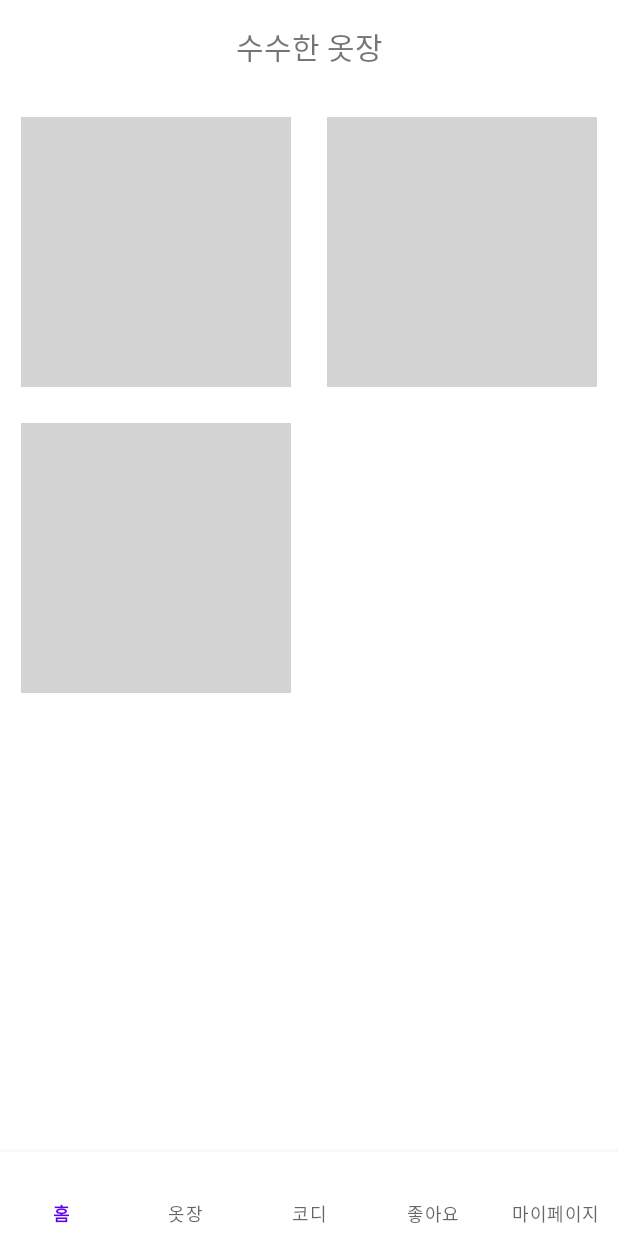
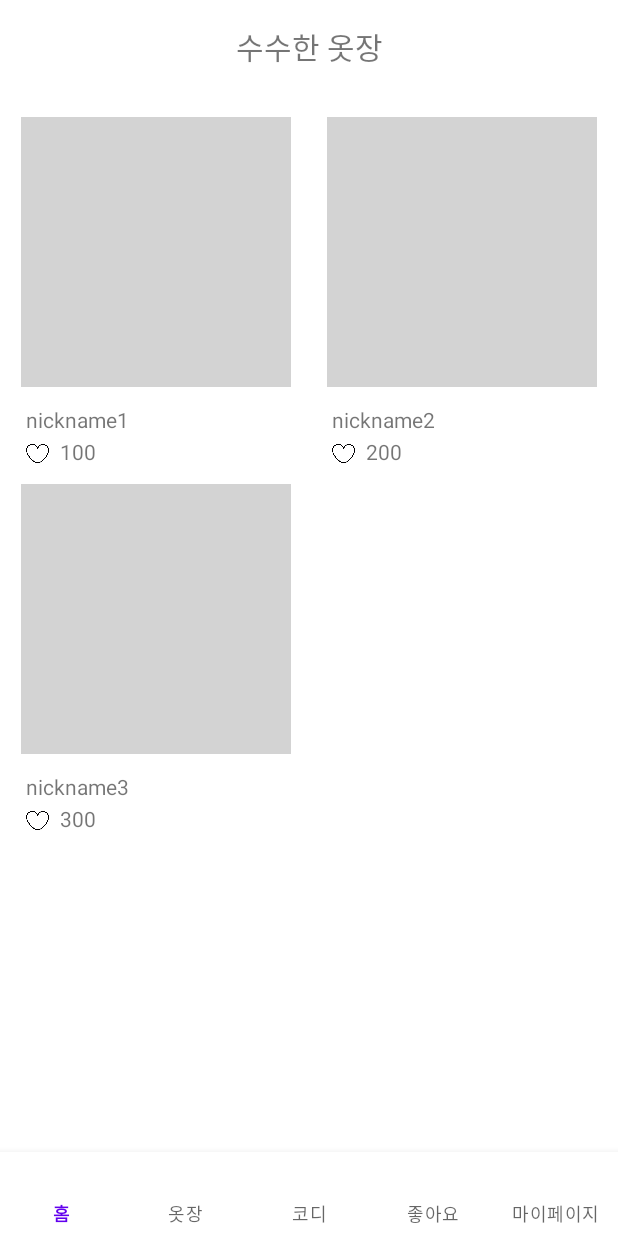
Before and after one commit to SooSooCloset/android-SooSooCloset, an Android app: the screen it shows after launch (MainActivity), on a phone screen of 412 x 824 dp. Run offline under Robolectric (Android 15) with nearby library versions, the phone set to English and light mode, and no system bars.

Commit message:
Update: HomeFragment 수정

```diff
--- a/app/src/main/AndroidManifest.xml
+++ b/app/src/main/AndroidManifest.xml
@@ -21,7 +21,6 @@
 
         <activity android:name=".ClothActivity"></activity>
         <activity android:name=".MyinfoActivity" />
-        <activity android:name=".MakeCodiActivity" />
         <activity android:name=".MyCodiActivity"/>
         <activity android:name=".AddCodiActivity"/>
         <activity android:name=".CodiActivity" />
--- a/app/src/main/java/com/example/soosoocloset/AddCodiActivity.kt
+++ b/app/src/main/java/com/example/soosoocloset/AddCodiActivity.kt
@@ -2,7 +2,6 @@ package com.example.soosoocloset
 
 import android.os.Bundle
 import androidx.appcompat.app.AppCompatActivity
-import com.github.chrisbanes.photoview.PhotoView
 
 
 class AddCodiActivity : AppCompatActivity() {
@@ -10,7 +9,5 @@ class AddCodiActivity : AppCompatActivity() {
         super.onCreate(savedInstanceState)
         setContentView(R.layout.activity_add_codi)
 
-        val photoView = findViewById<PhotoView>(R.id.photoView)
-        photoView.setImageResource(R.drawable.sample_cloth)
     }
 }
--- a/app/src/main/java/com/example/soosoocloset/HomeFragment.kt
+++ b/app/src/main/java/com/example/soosoocloset/HomeFragment.kt
@@ -22,7 +22,7 @@ class HomeFragment : Fragment() {
         val view = inflater.inflate(R.layout.fragment_home, container, false)
         setHasOptionsMenu(true) // 상단바의 메뉴 허용
 
-        var homeList = arrayListOf<Home>(Home(), Home(), Home())
+        var homeList = arrayListOf<Home>(Home("nickname1", "100"), Home("nickname2", "200"), Home("nickname3", "300"))
         val rv_home : RecyclerView = view.findViewById(R.id.rv_home)
         val homeAdapter = HomeAdapter(homeList)
         val layoutManager : GridLayoutManager = GridLayoutManager(view.context, 2)
--- a/app/src/main/java/com/example/soosoocloset/adapter/HomeAdapter.kt
+++ b/app/src/main/java/com/example/soosoocloset/adapter/HomeAdapter.kt
@@ -5,6 +5,7 @@ import android.view.LayoutInflater
 import android.view.View
 import android.view.ViewGroup
 import android.widget.ImageView
+import android.widget.TextView
 import androidx.core.content.ContextCompat
 import androidx.recyclerview.widget.RecyclerView
 import com.example.soosoocloset.AddClosetActivity
@@ -14,15 +15,18 @@ import com.example.soosoocloset.R
 import kotlin.coroutines.coroutineContext
 
 // author: Sumin, created: 21.05.19
-class HomeAdapter (val homeList: ArrayList<Home>) : RecyclerView.Adapter<Holder>(){
+class HomeAdapter (val homeList: ArrayList<Home>) : RecyclerView.Adapter<HomeViewHolder>(){
 
-    override fun onCreateViewHolder(parent: ViewGroup, viewType: Int): Holder {
+    override fun onCreateViewHolder(parent: ViewGroup, viewType: Int): HomeViewHolder {
         // 레이아웃 생성
         val view = LayoutInflater.from(parent.context).inflate(R.layout.home_item, parent, false)
-        return Holder(view)
+        return HomeViewHolder(view)
     }
 
-    override fun onBindViewHolder(holder: Holder, position: Int) {
+    override fun onBindViewHolder(holder: HomeViewHolder, position: Int) {
+        holder.nickname.text = homeList[position].nickname
+        holder.likeCount.text = homeList[position].likeCount
+
         holder.itemView.setOnClickListener {
             itemClickListener.onClick(it, position)
         }
@@ -45,5 +49,6 @@ class HomeAdapter (val homeList: ArrayList<Home>) : RecyclerView.Adapter<Holder>
 
 class HomeViewHolder(view : View) : RecyclerView.ViewHolder(view) {
     var cloth = view.findViewById<ImageView>(R.id.home_item_cloth)
-
+    var nickname = view.findViewById<TextView>(R.id.home_item_nickname)
+    var likeCount = view.findViewById<TextView>(R.id.home_item_likeCount)
 }
--- a/app/src/main/java/com/example/soosoocloset/domain/Home.kt
+++ b/app/src/main/java/com/example/soosoocloset/domain/Home.kt
@@ -1,4 +1,4 @@
 package com.example.soosoocloset.domain
 
 // author: Sumin, created: 21.05.19
-class Home(){}
+class Home(val nickname: String, val likeCount: String)
--- a/app/src/main/res/layout/activity_add_codi.xml
+++ b/app/src/main/res/layout/activity_add_codi.xml
@@ -63,6 +63,10 @@
                 android:text="상의"/>
 
             <!-- 하의 버튼 -->
+
+            <!-- 원피스 버튼 -->
+
+            <!-- 신발 버튼 -->
             <Button
                 android:id="@+id/btn_bottom"
                 android:layout_width="wrap_content"
@@ -71,9 +75,8 @@
                 android:layout_marginTop="10dp"
                 android:layout_marginRight="10dp"
                 android:layout_marginBottom="10dp"
-                android:text="하의"/>
+                android:text="하의" />
 
-            <!-- 원피스 버튼 -->
             <Button
                 android:id="@+id/btn_onepiece"
                 android:layout_width="wrap_content"
@@ -82,9 +85,8 @@
                 android:layout_marginTop="10dp"
                 android:layout_marginRight="10dp"
                 android:layout_marginBottom="10dp"
-                android:text="원피스"/>
+                android:text="원피스" />
 
-            <!-- 신발 버튼 -->
             <Button
                 android:id="@+id/btn_shoes"
                 android:layout_width="wrap_content"
@@ -123,10 +125,11 @@
         app:layout_constraintStart_toStartOf="parent"
         app:layout_constraintTop_toTopOf="parent" />
 
+    <!--
     <com.github.chrisbanes.photoview.PhotoView
         android:id="@+id/photoView"
         android:layout_width="match_parent"
-        android:layout_height="match_parent"/>
+        android:layout_height="match_parent"/> -->
 
     <!-- 코디 설명 -->
     <TextView
--- a/app/src/main/res/layout/home_item.xml
+++ b/app/src/main/res/layout/home_item.xml
@@ -1,11 +1,11 @@
 <?xml version="1.0" encoding="utf-8"?>
-<RelativeLayout
-    xmlns:android="http://schemas.android.com/apk/res/android"
+<RelativeLayout xmlns:android="http://schemas.android.com/apk/res/android"
     xmlns:tools="http://schemas.android.com/tools"
     android:layout_width="wrap_content"
     android:layout_height="wrap_content">
 
     <!-- 홈 화면의 리사이클러뷰의 아이템 -->
+    <!-- 코디 이미지 -->
     <ImageView
         android:id="@+id/home_item_cloth"
         android:layout_width="180dp"
@@ -16,4 +16,32 @@
         android:layout_marginBottom="12dp"
         android:background="#D3D3D3" />
 
+    <!-- 코디 만든 사람의 닉네임 -->
+    <TextView
+        android:id="@+id/home_item_nickname"
+        android:layout_width="wrap_content"
+        android:layout_height="wrap_content"
+        android:layout_marginLeft="15dp"
+        android:layout_below="@+id/home_item_cloth"
+        android:text="nickname"/>
+
+    <!-- 하트 이미지 -->
+    <ImageView
+        android:layout_width="15dp"
+        android:layout_height="15dp"
+        android:layout_marginTop="5dp"
+        android:layout_marginLeft="15dp"
+        android:layout_below="@+id/home_item_nickname"
+        android:background="@drawable/heart"/>
+
+    <!-- 좋아요 숫자 -->
+    <TextView
+        android:id="@+id/home_item_likeCount"
+        android:layout_width="wrap_content"
+        android:layout_height="wrap_content"
+        android:layout_marginTop="2dp"
+        android:layout_marginLeft="38dp"
+        android:layout_below="@+id/home_item_nickname"
+        android:text="102" />
+
 </RelativeLayout>
```
